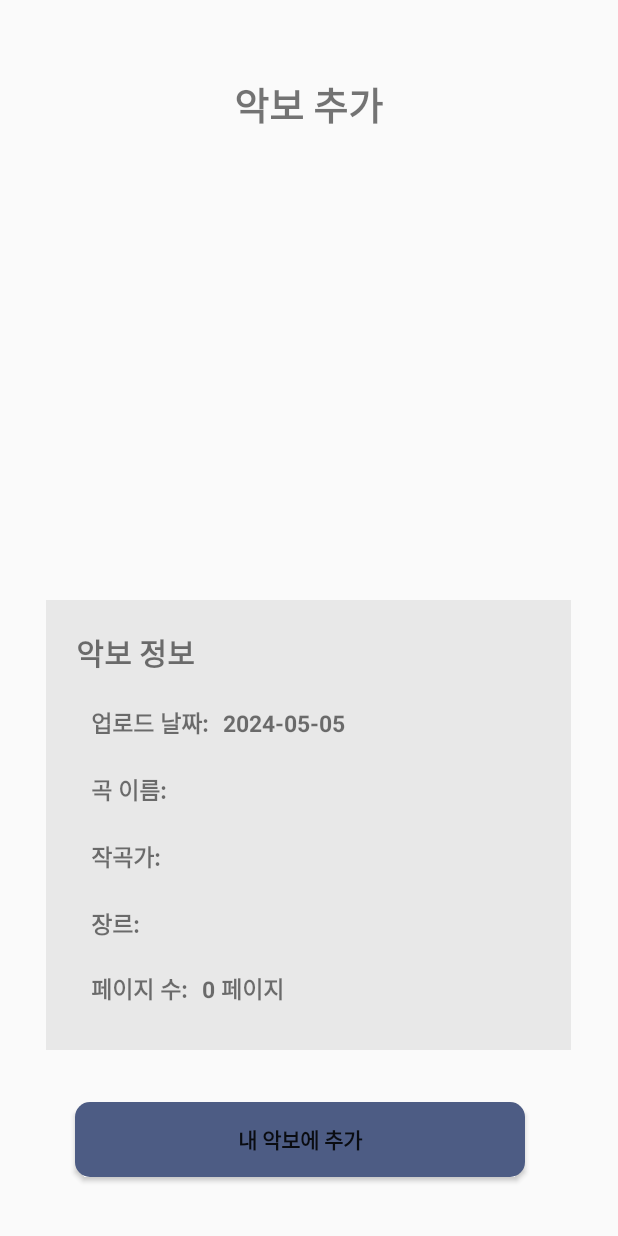
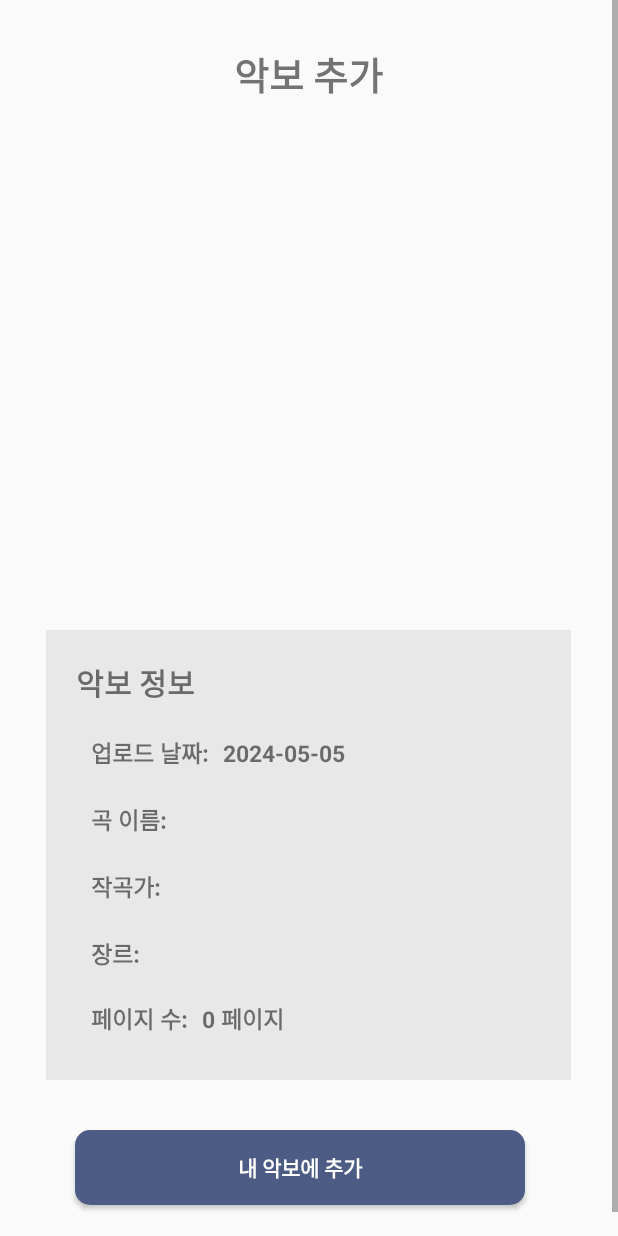
Before and after one commit to yoonsu417/LENTO, an Android app: the AddInfoActivity screen opened directly, with no data from a screen before it, on a phone screen of 412 x 824 dp. Run offline under Robolectric (Android 15) with nearby library versions, the phone set to English and light mode, and no system bars; 4 statements that could not run were skipped.

Commit message:
우선 악보 목록 띄우기 + 상세 페이지 띄우기

```diff
--- a/app/src/main/AndroidManifest.xml
+++ b/app/src/main/AndroidManifest.xml
@@ -27,6 +27,9 @@
             </intent-filter>
         </activity>
         <activity
+            android:name=".ScoreDetailActivity"
+            android:label="ScoreDetail 액티비티"/>
+        <activity
             android:name=".ScorelistActivity"
             android:label="Scorelist 액티비티"/>
         <activity
@@ -54,6 +57,7 @@
             android:name=".OpenCVtestActivity"
             android:label="OpenCVtestActicity"/>
 
+
     </application>
 
 </manifest>
--- a/app/src/main/res/layout/activity_addinfo.xml
+++ b/app/src/main/res/layout/activity_addinfo.xml
@@ -4,7 +4,14 @@
     android:layout_height="match_parent"
     android:orientation="vertical">
 
+    <ScrollView
+        android:layout_width="match_parent"
+        android:layout_height="match_parent">
 
+    <LinearLayout
+        android:layout_width="match_parent"
+        android:layout_height="match_parent"
+        android:orientation="vertical">
     <LinearLayout
         android:layout_width="match_parent"
         android:layout_height="100dp"
@@ -15,7 +22,7 @@
             android:layout_width="wrap_content"
             android:layout_height="wrap_content"
             android:layout_gravity="center_horizontal"
-            android:layout_marginTop="50dp"
+            android:layout_marginTop="30dp"
             android:text="악보 추가"
             android:textSize="25dp"
             android:textStyle="bold" />
@@ -25,7 +32,7 @@
     <LinearLayout
         android:layout_width="match_parent"
         android:layout_height="300dp"
-        android:layout_marginTop="100dp"
+        android:layout_marginTop="0dp"
         android:orientation="vertical">
 
         <ImageView
@@ -39,7 +46,7 @@
     <LinearLayout
         android:layout_width="350dp"
         android:layout_height="300dp"
-        android:layout_marginTop="400dp"
+        android:layout_marginTop="20dp"
         android:layout_gravity="center_horizontal"
         android:orientation="vertical"
         android:background="#E8E8E8">
@@ -181,22 +188,24 @@
 
     <LinearLayout
         android:layout_width="match_parent"
-        android:layout_height="140dp"
-        android:layout_marginTop="700dp">
+        android:layout_height="120dp"
+        android:layout_marginTop="0dp">
 
         <Button
             android:id="@+id/addsheet"
             android:layout_width="300dp"
             android:layout_height="50dp"
             android:layout_marginLeft="50dp"
-            android:layout_marginBottom="10dp"
+            android:layout_marginBottom="1dp"
             android:layout_gravity="center_vertical"
             android:text="내 악보에 추가"
+            android:textColor="@color/white"
             android:textStyle="bold"
             android:background="@drawable/rounded_button"/>
 
     </LinearLayout>
 
-
+    </LinearLayout>
+    </ScrollView>
 
 </FrameLayout>
```
Also changed, not shown: app/src/main/java/com/example/lento/SQLiteHelper.java (+41 -0 lines), app/src/main/java/com/example/lento/Score.java (+8 -0 lines), app/src/main/java/com/example/lento/ScoreAdapter.java (+55 -7 lines), app/src/main/java/com/example/lento/ScoreDetailActivity.java (added, +132 -0 lines), app/src/main/java/com/example/lento/ScoreDetails.java (added, +25 -0 lines), app/src/main/res/layout/activity_scoreinfo.xml (+7 -1 lines).
